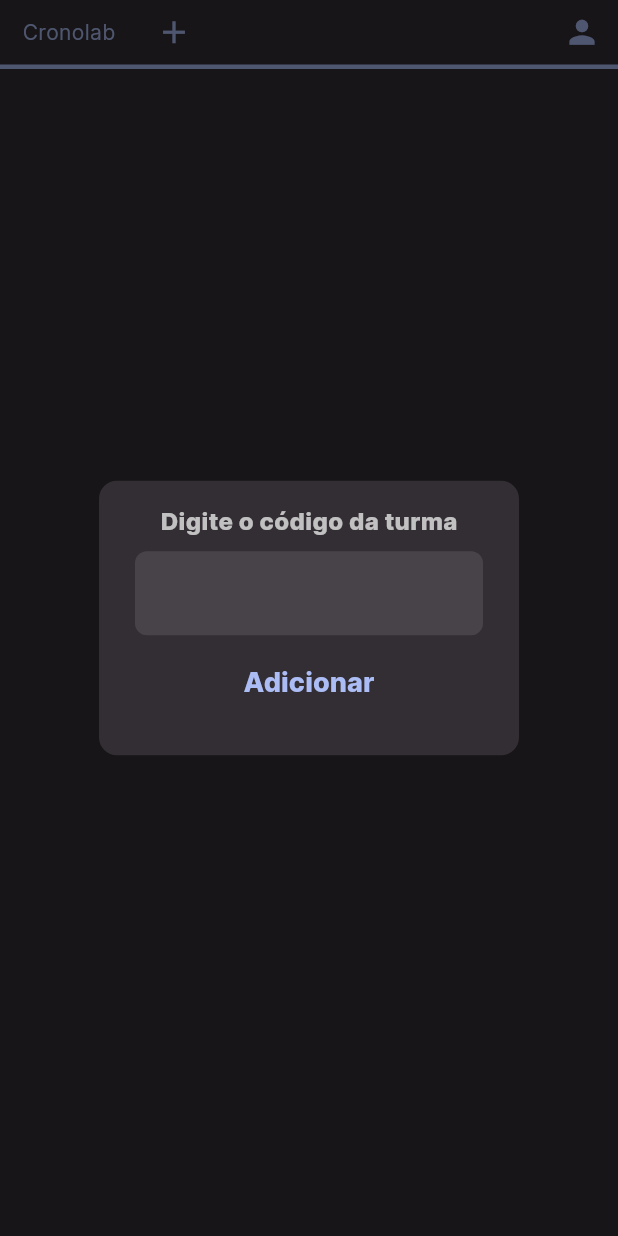
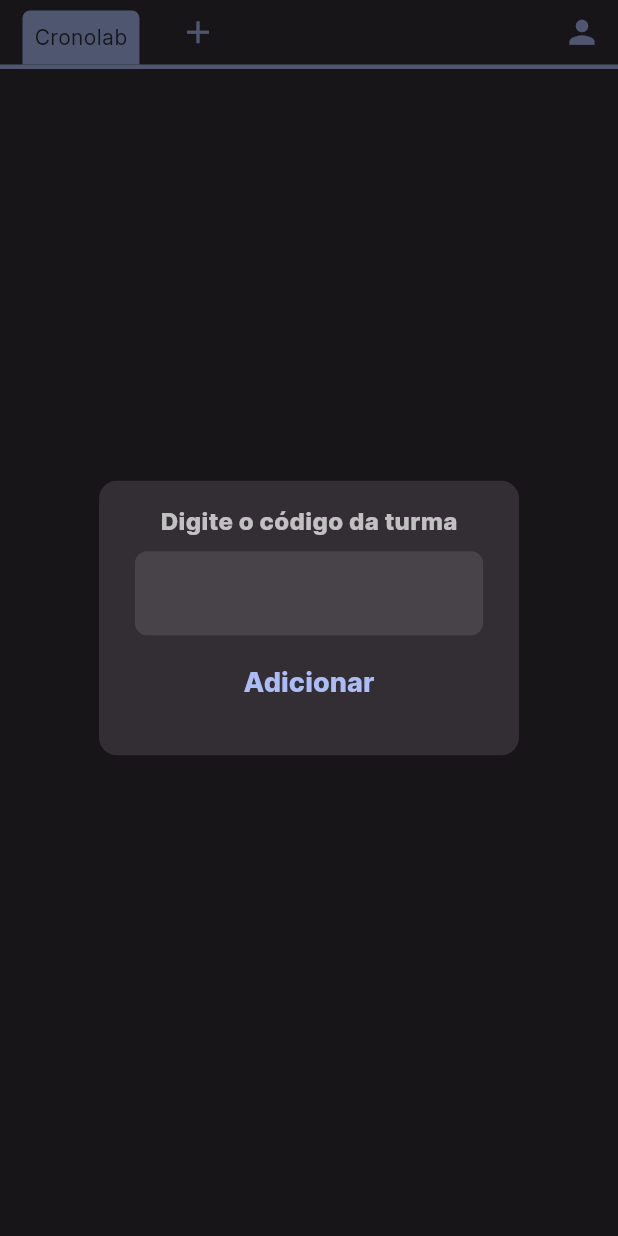
Before and after one commit to ichin23/cronolab, a Flutter app: the AppBarDesktop widget shown alone on an empty page, opened directly, after a tap on the "add" icon, on a phone screen of 412 x 824 dp. Run offline on Flutter 3.47's test engine with Material 2 defaults, Android fonts, the light colour scheme and no system bars; our stand-ins replace bot_toast, cloud_firestore, custom_refresh_indicator, firebase_analytics, firebase_auth, firebase_core and 5 more; missing offline and left inert: dart:html, onesignal_flutter; accounts and stored records are empty.

Commit message:
meio responsivo e pequenos bugs

```diff
--- a/lib/core/app.dart
+++ b/lib/core/app.dart
@@ -13,6 +13,7 @@ import 'package:cronolab/modules/user/view/desktop/perfil.dart';
 import 'package:cronolab/modules/user/view/mobile/loginPage.dart';
 import 'package:cronolab/shared/colors.dart';
 import 'package:cronolab/shared/models/cronolabExceptions.dart';
+import 'package:cronolab/shared/models/mousePrevent.dart';
 import 'package:firebase_analytics/firebase_analytics.dart';
 
 import 'package:firebase_auth/firebase_auth.dart';
@@ -62,6 +63,7 @@ class _MainAppState extends State<MainApp> {
       providers: [
         ChangeNotifierProvider(create: (context) => DeveresController()),
         ChangeNotifierProvider(create: (context) => TurmasStateDesktop()),
+        ChangeNotifierProvider(create: (context) => MousePrevent()),
       ],
       child: MaterialApp(
         builder: BotToastInit(),
--- a/lib/modules/cronolab/desktop/widgets/appBar.dart
+++ b/lib/modules/cronolab/desktop/widgets/appBar.dart
@@ -27,7 +27,7 @@ class _AppBarDesktopState extends State<AppBarDesktop> {
             width: size.width,
             height: 46,
             child: Row(
-              crossAxisAlignment: CrossAxisAlignment.center,
+              crossAxisAlignment: CrossAxisAlignment.end,
               children: [
                 InkWell(
                   onTap: () async {
@@ -39,12 +39,26 @@ class _AppBarDesktopState extends State<AppBarDesktop> {
                         .read<DeveresController>()
                         .buildCalendar(DateTime.now(), context);
                   },
-                  child: Container(
-                      margin: const EdgeInsets.symmetric(horizontal: 15),
-                      child: const Text(
-                        "Cronolab",
-                        style: TextStyle(color: primaryDark),
-                      )),
+                  child: Consumer<TurmasStateDesktop>(
+                      builder: (context, turmas, _) {
+                    return Container(
+                        padding: const EdgeInsets.all(8),
+                        decoration: BoxDecoration(
+                            borderRadius: const BorderRadius.only(
+                                topLeft: Radius.circular(5),
+                                topRight: Radius.circular(5)),
+                            color: turmas.turmaAtual == null
+                                ? primaryDark
+                                : Colors.transparent),
+                        margin: const EdgeInsets.symmetric(horizontal: 15),
+                        child: Text(
+                          "Cronolab",
+                          style: TextStyle(
+                              color: turmas.turmaAtual == null
+                                  ? backgroundDark
+                                  : primaryDark),
+                        ));
+                  }),
                 ),
                 Consumer<TurmasStateDesktop>(builder: (context, turmas, _) {
                   return Expanded(
--- a/lib/modules/dever/view/mobile/deverTileList.dart
+++ b/lib/modules/dever/view/mobile/deverTileList.dart
@@ -147,9 +147,9 @@ class _DeverTileListState extends State<DeverTileList> {
           child: Row(
             mainAxisAlignment: MainAxisAlignment.spaceBetween,
             children: [
-              ConstrainedBox(
-                constraints: BoxConstraints(
-                    maxWidth: MediaQuery.of(context).size.width * 0.6),
+              Container(
+                /*constraints: BoxConstraints(
+                    maxWidth: MediaQuery.of(context).size.width * 0.6),*/
                 child: Column(
                     crossAxisAlignment: CrossAxisAlignment.start,
                     children: [
--- /dev/null
+++ b/lib/shared/models/mousePrevent.dart
@@ -0,0 +1,19 @@
+import 'dart:async';
+import 'dart:html' as uni;
+
+import 'package:flutter/foundation.dart';
+
+class MousePrevent with ChangeNotifier {
+  StreamSubscription<uni.MouseEvent>? contextMenuListener;
+
+  void disableRightClick() {
+    if (kIsWeb) {
+      contextMenuListener =
+          uni.document.onContextMenu.listen((event) => event.preventDefault());
+    }
+  }
+
+  void enableRightClick() {
+    contextMenuListener?.cancel();
+  }
+}
```
Also changed, not shown: lib/modules/cronolab/desktop/index.dart (+13 -7 lines), lib/modules/cronolab/desktop/widgets/calendar.dart (+32 -16 lines), lib/modules/turmas/turmasServerDesktop.dart (+11 -11 lines).
